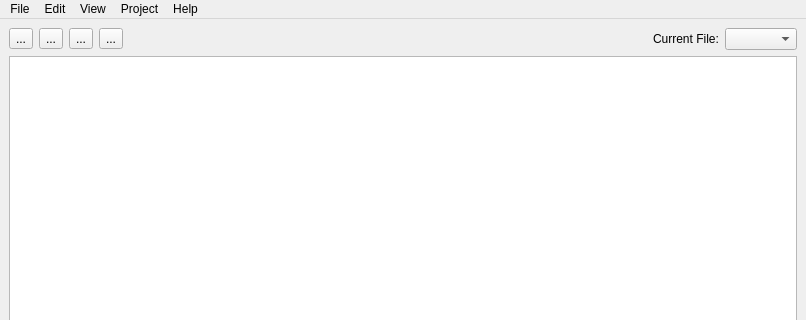
This is mcbuilder/trunk/layouts/mainwindow.ui in makingthings/makecontroller as Qt 5 draws it before an edit; both pictures show x 0 to 806 and y 0 to 320 of the 806 by 661 pixel window. The edited form follows.
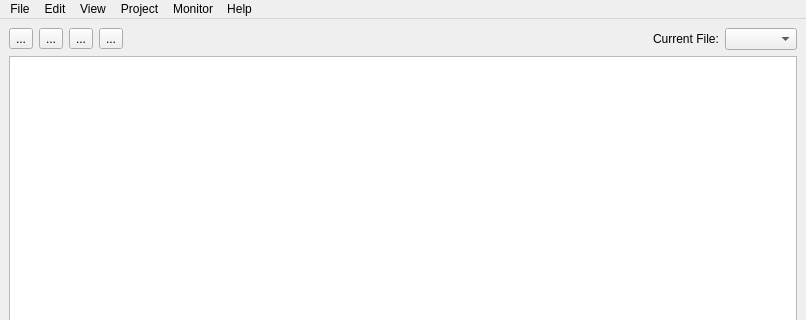
This is the edited form.

Commit message: - stub for serial monitor - preliminary find and replace - other tweaks

Diff of the .ui file:
```diff
--- a/mcbuilder/trunk/layouts/mainwindow.ui
+++ b/mcbuilder/trunk/layouts/mainwindow.ui
@@ -540,10 +540,18 @@
     </property>
     <addaction name="actionClear_Output_Console" />
    </widget>
+   <widget class="QMenu" name="menuMonitor" >
+    <property name="title" >
+     <string>Monitor</string>
+    </property>
+    <addaction name="actionSerial_Monitor" />
+    <addaction name="actionOSC_Monitor" />
+   </widget>
    <addaction name="menuFile" />
    <addaction name="menuEdit" />
    <addaction name="menuView" />
    <addaction name="menuProject" />
+   <addaction name="menuMonitor" />
    <addaction name="menuHelp" />
   </widget>
   <widget class="QStatusBar" name="statusbar" />
```
Left out of the diff: 29 changed lines with no effect on the pictures. The commit also changes 14 other files.
